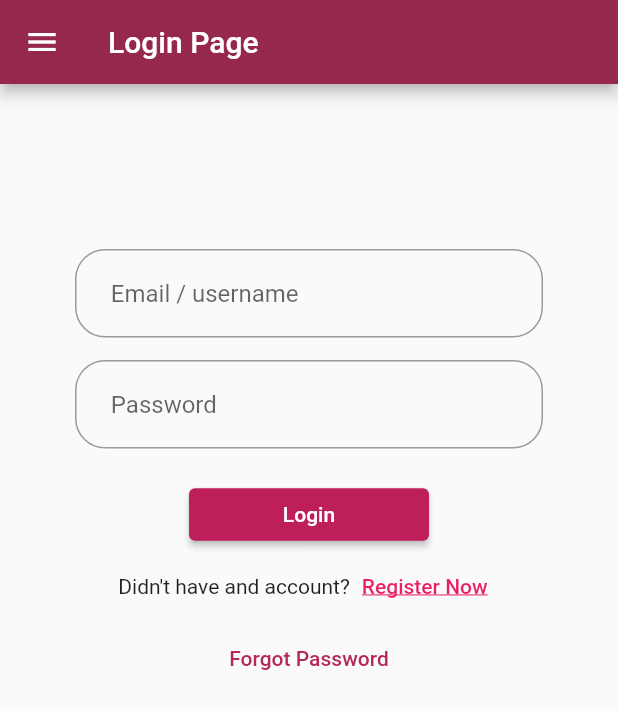
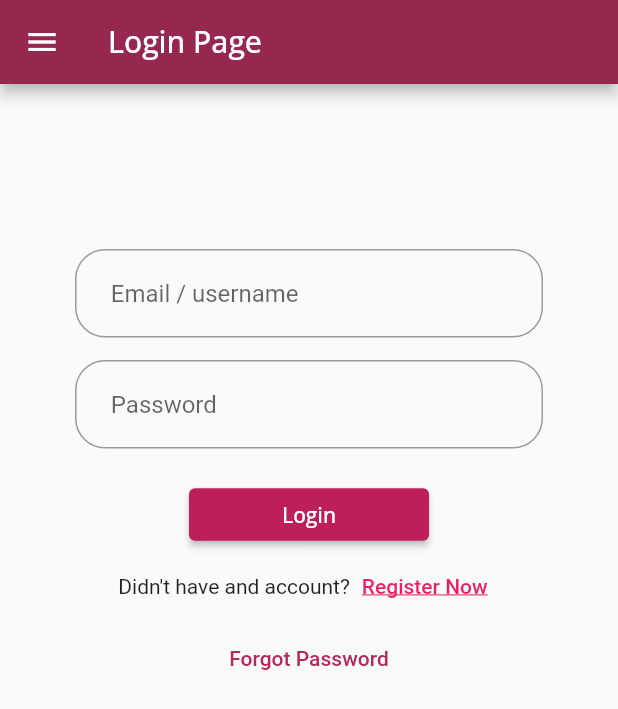
Before and after one commit to walidwazini/Flutter-ChatApp-2, a Flutter app: the screen it shows after launch, on a phone screen of 412 x 824 dp. Shown: the top 709 px of the screen. Run offline on Flutter 3.47's test engine with Material 2 defaults, Android fonts, the phone set to English and light mode, and no system bars; our stand-ins replace google_fonts.

Commit message:
Google fonts

```diff
--- a/lib/main.dart
+++ b/lib/main.dart
@@ -1,7 +1,7 @@
+import 'package:chat_app_2/widgets/forgot_password.dart';
 import 'package:chat_app_2/widgets/login.dart';
 import 'package:chat_app_2/widgets/register.dart';
 import 'package:flutter/material.dart';
-import 'package:chat_app_2/widgets/login.dart';
 
 void main() {
   runApp(MyApp());
@@ -19,6 +19,7 @@ class MyApp extends StatelessWidget {
       routes: {
         'Login' : (context) => LoginPage(),
         'Register' : (context) => RegisterPage(),
+        'RecoverPassword' : (context) => ForgotPasswordPage(),
       },
     );
   }
--- a/lib/widgets/login.dart
+++ b/lib/widgets/login.dart
@@ -1,5 +1,6 @@
 import 'package:flutter/material.dart';
 import 'dart:ui';
+import 'package:google_fonts/google_fonts.dart';
 
 var color1 = Color.fromRGBO(190, 30, 90, 1);
 
@@ -9,7 +10,7 @@ class LoginPage extends StatelessWidget {
     return Scaffold(
       appBar: AppBar(
         leading: IconButton(onPressed: () {}, icon: const Icon(Icons.menu)),
-        title: Text('Login Page'),
+        title: Text('Login Page', style: GoogleFonts.openSans( fontSize: 20), ),
         backgroundColor: Color.fromRGBO(150, 40, 80, 1),
       ),
       body: Padding(
@@ -33,7 +34,7 @@ class LoginPage extends StatelessWidget {
                 obscureText: true,
               ),
               SizedBox(height: 20,),
-              ElevatedButton(onPressed: (){}, child: Text('Login'),
+              ElevatedButton(onPressed: (){}, child: Text('Login', style: GoogleFonts.openSans(),),
                 style: ElevatedButton.styleFrom(
                     primary: color1,
                   minimumSize: Size(160.0,35.0),
@@ -52,7 +53,9 @@ class LoginPage extends StatelessWidget {
                 ],
               ),
               TextButton(
-                onPressed: (){},
+                onPressed: (){
+                  Navigator.pushNamed(context, 'RecoverPassword');
+                },
                 child: Text('Forgot Password'),
                 style: TextButton.styleFrom(primary: Color.fromRGBO(180, 40, 90, 1) ),
               ),
--- a/pubspec.yaml
+++ b/pubspec.yaml
@@ -28,6 +28,7 @@ dependencies:
   # The following adds the Cupertino Icons font to your application.
   # Use with the CupertinoIcons class for iOS style icons.
   cupertino_icons: ^1.0.2
+  google_fonts: ^2.1.0
 
 dev_dependencies:
   flutter_test:
```
Also changed, not shown: lib/widgets/forgot_password.dart (+8 -1 lines), pubspec.lock.
